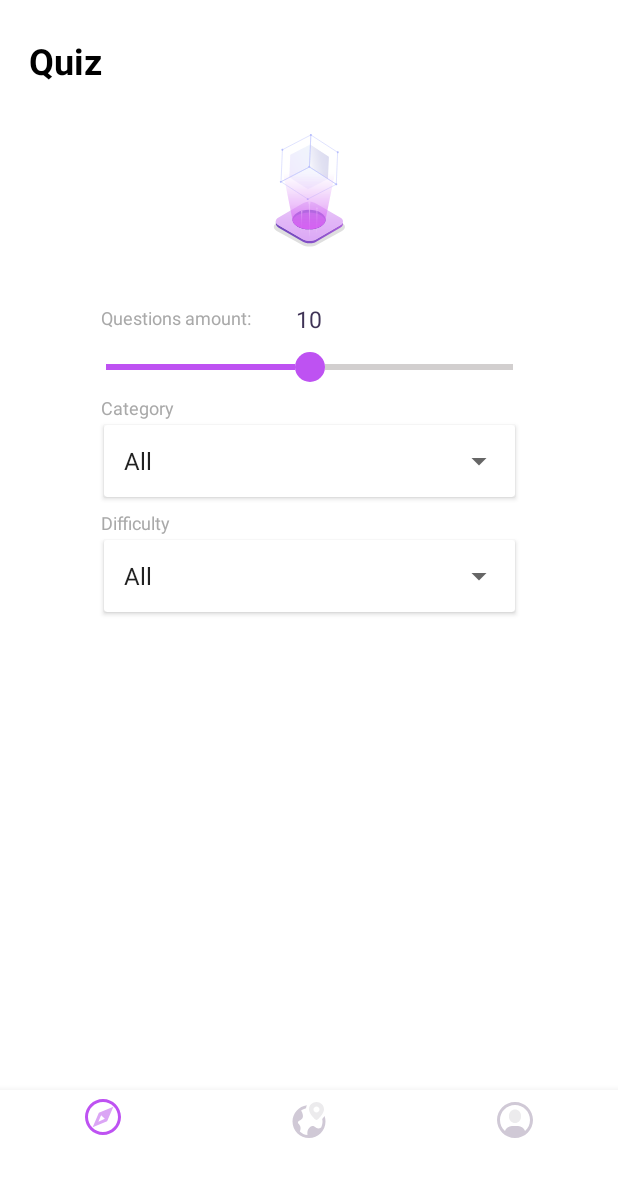
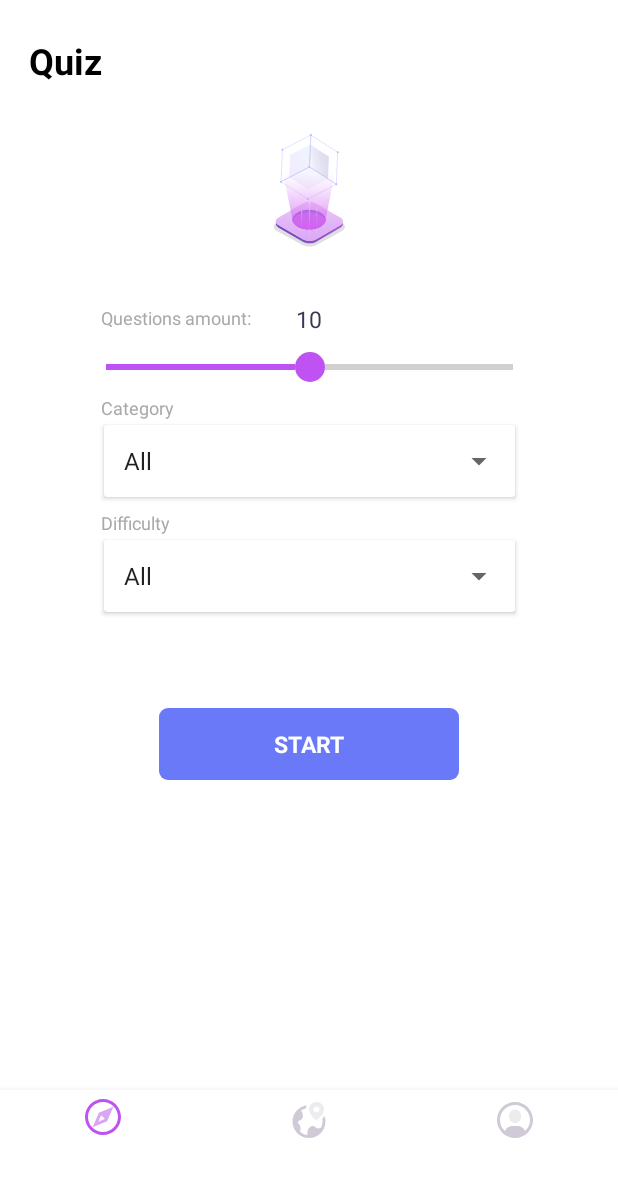
Before and after one commit to sherruh/QuizApp2, an Android app: the screen it shows after launch (MainActivity), on a phone screen of 412 x 824 dp. Shown: the top 1177 px of the screen. Run offline under Robolectric (Android 15) with nearby library versions, the phone set to English and light mode, and no system bars.

Commit message:
add button to MainFragment

```diff
--- /dev/null
+++ b/app/src/main/res/drawable/bg_blue.xml
@@ -0,0 +1,5 @@
+<?xml version="1.0" encoding="utf-8"?>
+<shape xmlns:android="http://schemas.android.com/apk/res/android">
+    <corners android:radius="6dp"/>
+    <solid android:color="@color/colorBlue"></solid>
+</shape>
--- a/app/src/main/res/layout/main_fragment.xml
+++ b/app/src/main/res/layout/main_fragment.xml
@@ -105,4 +105,17 @@
             />
     </androidx.cardview.widget.CardView>
 
+    <TextView
+        android:id="@+id/main_btn_start"
+        style="@style/TextButton"
+        android:layout_width="200dp"
+        android:layout_height="48dp"
+        android:background="@drawable/bg_blue"
+        android:text="@string/start"
+        app:layout_constraintTop_toTopOf="@id/main_difficulty_container"
+        android:layout_marginTop="112dp"
+        app:layout_constraintStart_toStartOf="parent"
+        app:layout_constraintEnd_toEndOf="parent"/>
+
+
 </androidx.constraintlayout.widget.ConstraintLayout>
--- a/app/src/main/res/values/colors.xml
+++ b/app/src/main/res/values/colors.xml
@@ -9,4 +9,5 @@
     <color name="coloDarkGrey">#3F3356</color>
     <color name="colorPirple">#BE52F2</color>
     <color name="colorLightGrey">#D2CFCF</color>
+    <color name="colorBlue">#6979F8</color>
 </resources>
--- a/app/src/main/res/values/strings.xml
+++ b/app/src/main/res/values/strings.xml
@@ -10,6 +10,7 @@
     <string name="_10">10</string>
     <string name="category">Category</string>
     <string name="difficulty">Difficulty</string>
+    <string name="start">START</string>
 
     <string-array name="categories">
         <item>All</item>
--- a/app/src/main/res/values/styles.xml
+++ b/app/src/main/res/values/styles.xml
@@ -46,4 +46,12 @@
         <item name="android:layout_height">wrap_content</item>
         <item name="android:layout_marginTop">20dp</item>
     </style>
+
+    <style name="TextButton">
+        <item name="android:textColor">@color/colorPrimary</item>
+        <item name="android:textSize">15sp</item>
+        <item name="android:textAlignment">center</item>
+        <item name="android:gravity">center</item>
+        <item name="android:textStyle">bold</item>
+    </style>
 </resources>
```
